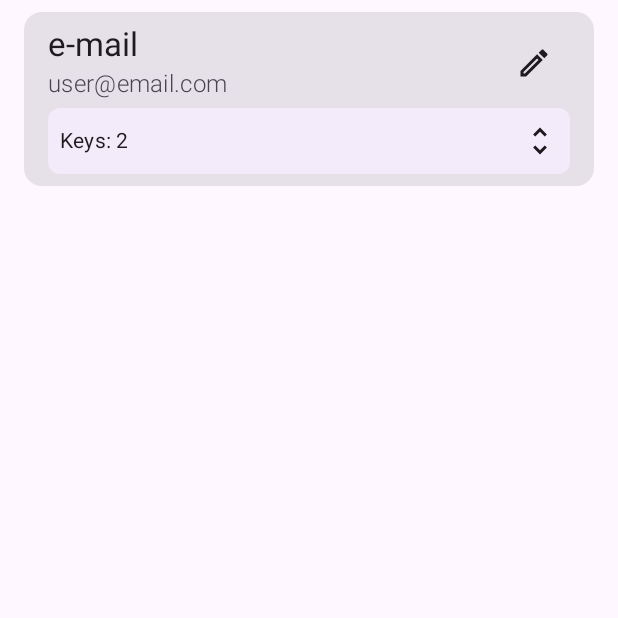
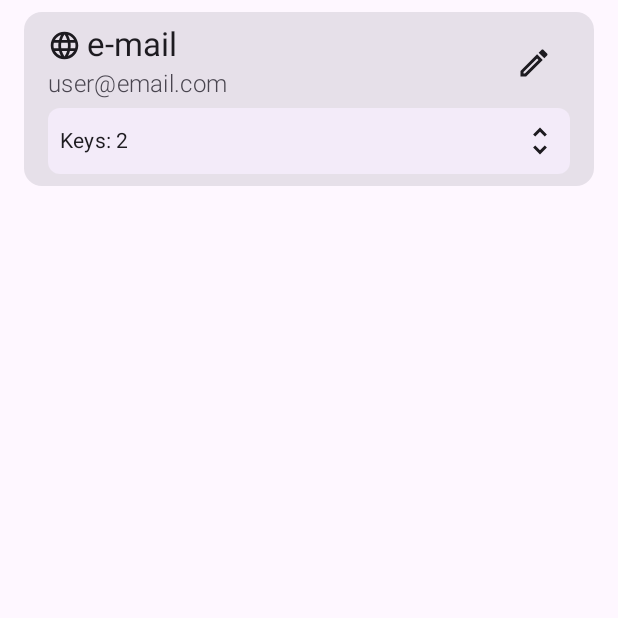
Before and after one commit to AdamVe/hwkeyinfo, an Android app built with Jetpack Compose: the composable ServiceCardContent called with sample values from the repository, on a phone screen of 412 x 824 dp, the top half of it. Run offline under Robolectric (Android 15) with nearby library versions, the phone set to English and light mode, and no system bars; our stand-ins replace Room's generated code, accompanist.

Commit message:
add service card icon

```diff
--- a/app/src/main/java/com/adamve/hwkeyinfo/ui/service/ServiceCard.kt
+++ b/app/src/main/java/com/adamve/hwkeyinfo/ui/service/ServiceCard.kt
@@ -22,7 +22,9 @@ import androidx.compose.foundation.layout.padding
 import androidx.compose.foundation.layout.size
 import androidx.compose.foundation.shape.RoundedCornerShape
 import androidx.compose.material.icons.Icons
+import androidx.compose.material.icons.outlined.Category
 import androidx.compose.material.icons.outlined.Edit
+import androidx.compose.material.icons.outlined.Language
 import androidx.compose.material.icons.outlined.UnfoldLess
 import androidx.compose.material.icons.outlined.UnfoldMore
 import androidx.compose.material3.Card
@@ -140,11 +142,23 @@ fun ServiceCardContent(
                             .size(24.dp)
                     )
                 }
+
                 Column {
-                    Text(
-                        service.serviceName,
-                        style = MaterialTheme.typography.titleLarge
-                    )
+                    Row(verticalAlignment = Alignment.CenterVertically) {
+                        Icon(
+                            Icons.Outlined.Language,
+                            "",
+                            modifier = Modifier
+                                .padding(end = 4.dp)
+                                .height(with(LocalDensity.current) {
+                                    MaterialTheme.typography.titleLarge.fontSize.toDp()
+                                })
+                        )
+                        Text(
+                            service.serviceName,
+                            style = MaterialTheme.typography.titleLarge
+                        )
+                    }
                     Text(
                         service.serviceUser,
                         style = MaterialTheme.typography.titleMedium.copy(
@@ -153,6 +167,7 @@ fun ServiceCardContent(
                         ),
                     )
                 }
+
             }
             SecurityKeysSection(
                 securityKeys = serviceWithSecurityKeys.securityKeys,
```
